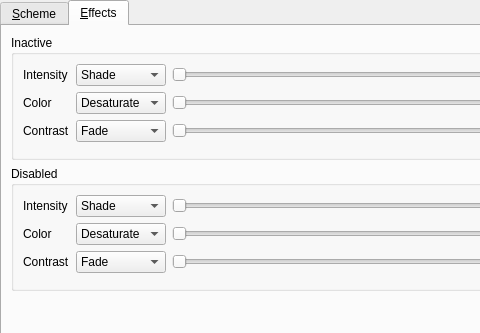
Old version of the form kcontrol/colors/colorsettings.ui in the repository mgottschlag/kwin-tiling; both pictures show x 0 to 480 and y 0 to 333 of the 785 by 455 pixel window.
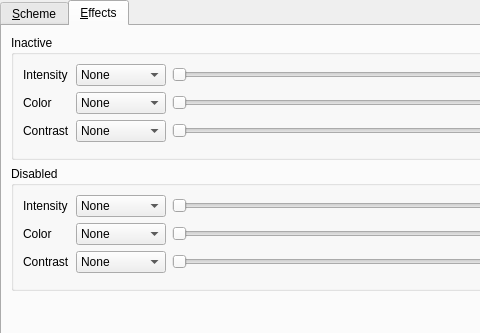
New version of the form. The open tabs and pages were chosen to show the change. Custom widgets are drawn as their Qt base class.

Commit message: make applyToAlien checkbox enable the apply button, added stub slots for the ui on the effects page, and fixed entries in comboboxes to fit the enums in kcolorscheme.cpp

```diff
--- a/kcontrol/colors/colorsettings.ui
+++ b/kcontrol/colors/colorsettings.ui
@@ -524,6 +524,11 @@
             <property name="toolTip" >
              <string>Inactive intensity effect type</string>
             </property>
+            <item>
+             <property name="text" >
+              <string>None</string>
+             </property>
+            </item>
             <item>
              <property name="text" >
               <string>Shade</string>
@@ -585,6 +590,11 @@
             <property name="toolTip" >
              <string>Inactive color effect type</string>
             </property>
+            <item>
+             <property name="text" >
+              <string>None</string>
+             </property>
+            </item>
             <item>
              <property name="text" >
               <string>Desaturate</string>
@@ -642,6 +652,11 @@
             <property name="toolTip" >
              <string>Inactive contrast effect type</string>
             </property>
+            <item>
+             <property name="text" >
+              <string>None</string>
+             </property>
+            </item>
             <item>
              <property name="text" >
               <string>Fade</string>
@@ -722,6 +737,11 @@
             <property name="toolTip" >
              <string>Disabled intensity effect type</string>
             </property>
+            <item>
+             <property name="text" >
+              <string>None</string>
+             </property>
+            </item>
             <item>
              <property name="text" >
               <string>Shade</string>
@@ -783,6 +803,11 @@
             <property name="toolTip" >
              <string>Disabled color effect type</string>
             </property>
+            <item>
+             <property name="text" >
+              <string>None</string>
+             </property>
+            </item>
             <item>
              <property name="text" >
               <string>Desaturate</string>
@@ -840,6 +865,11 @@
             <property name="toolTip" >
              <string>Disabled contrast type</string>
             </property>
+            <item>
+             <property name="text" >
+              <string>None</string>
+             </property>
+            </item>
             <item>
              <property name="text" >
               <string>Fade</string>
```
Left out of the diff: 28 changed lines with no effect on the pictures. The commit also changes 2 other files.
